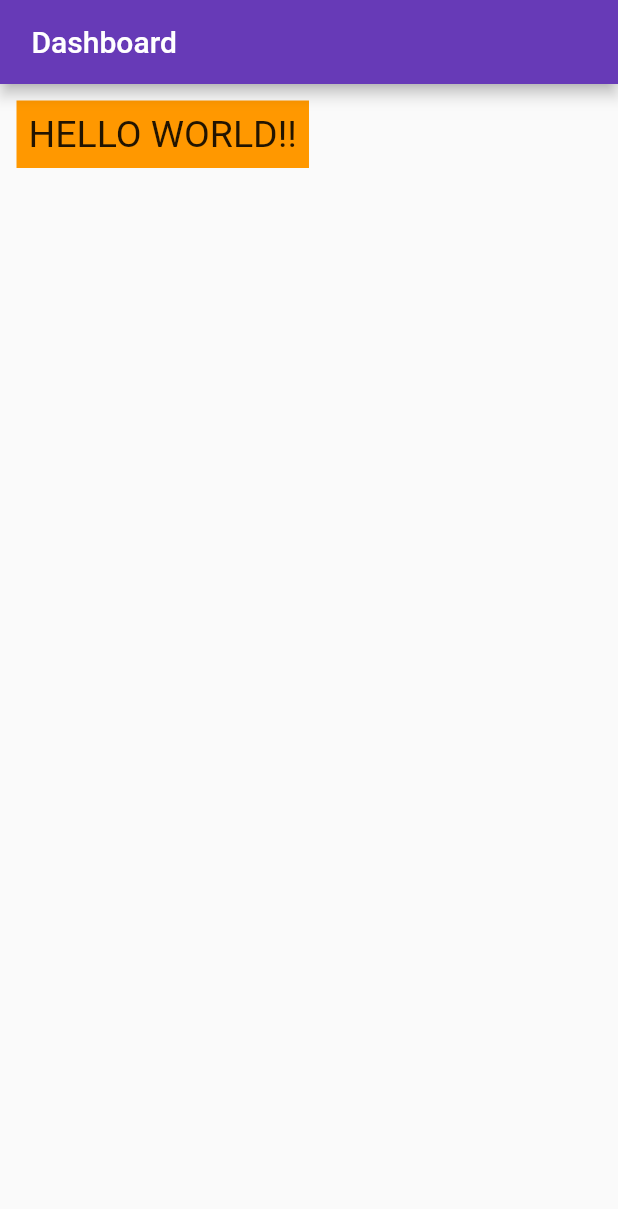
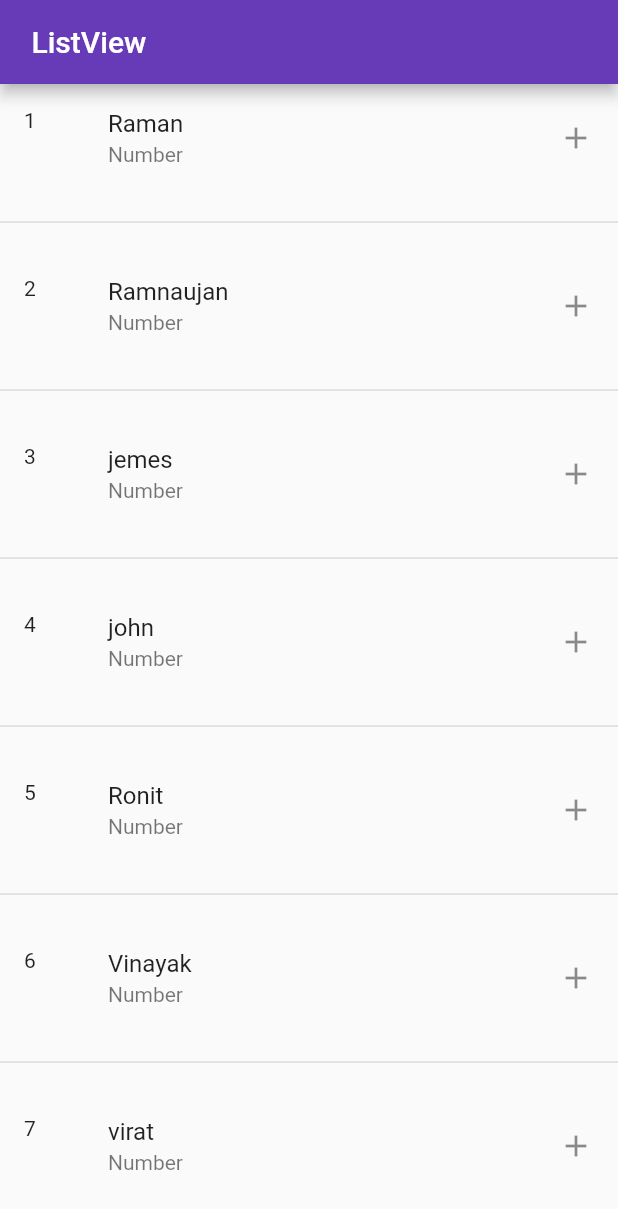
Before and after one commit to kotdroidA/my_app, a Flutter app: the screen it shows after launch, on a phone screen of 412 x 824 dp. Shown: the top 1209 px of the screen. Run offline on Flutter 3.47's test engine with Material 2 defaults, Android fonts, the phone set to English and light mode, and no system bars.

Commit message:
ListTile

```diff
--- a/lib/main.dart
+++ b/lib/main.dart
@@ -45,7 +45,7 @@ class _MyHomePageState extends State<MyHomePage> {
 
   @override
   Widget build(BuildContext context) {
-
+  var arrName = ['Raman','Ramnaujan','jemes','john','Ronit','Vinayak','virat',];
     // This method is rerun every time setState is called, for instance as done
     // by the _incrementCounter method above.
     //
@@ -56,16 +56,20 @@ class _MyHomePageState extends State<MyHomePage> {
       appBar: AppBar(
         // Here we take the value from the MyHomePage object that was created by
         // the App.build method, and use it to set our appbar title.
-        title: Text(' Dashboard'),
+        title: Text(' ListView'),
       ),
-      body: Container(
-        color: Colors.orange,
-          margin: EdgeInsets.all(11),
-          child: Padding(
-            padding: const EdgeInsets.all(8.0),
-            child: Text('HELLO WORLD!!',style: TextStyle(fontSize: 25),
-            ),
-          )
+      body:ListView.separated(itemBuilder: (context, index) {
+        return ListTile(
+        leading:Text('${index+1}') ,
+        title: Text(arrName[index]),
+        subtitle:Text('Number') ,
+          trailing:Icon(Icons.add) ,
+        );
+      },
+      itemCount:arrName.length ,
+      separatorBuilder:(context,index){
+        return Divider(height: 40,thickness: 1,);
+      },
       )
     );
 
```
